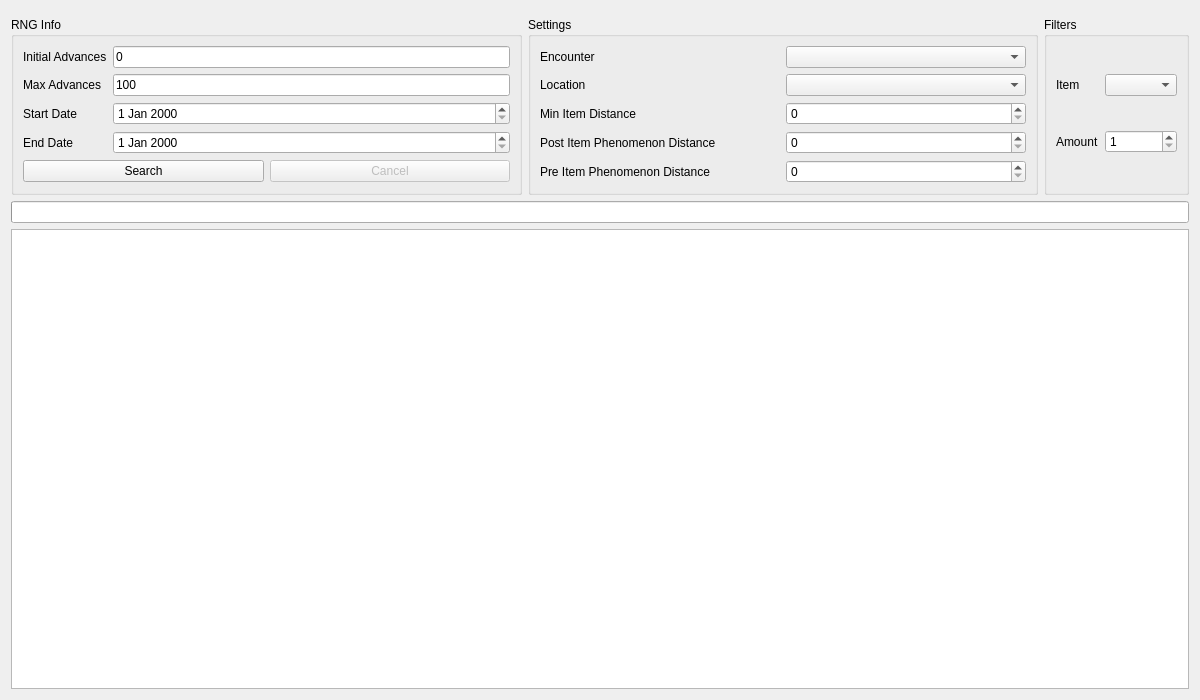
NickPlayeZ/PokeFinder, file Form/Gen5/Tools/PhenomenonItem.ui: the form before one commit.
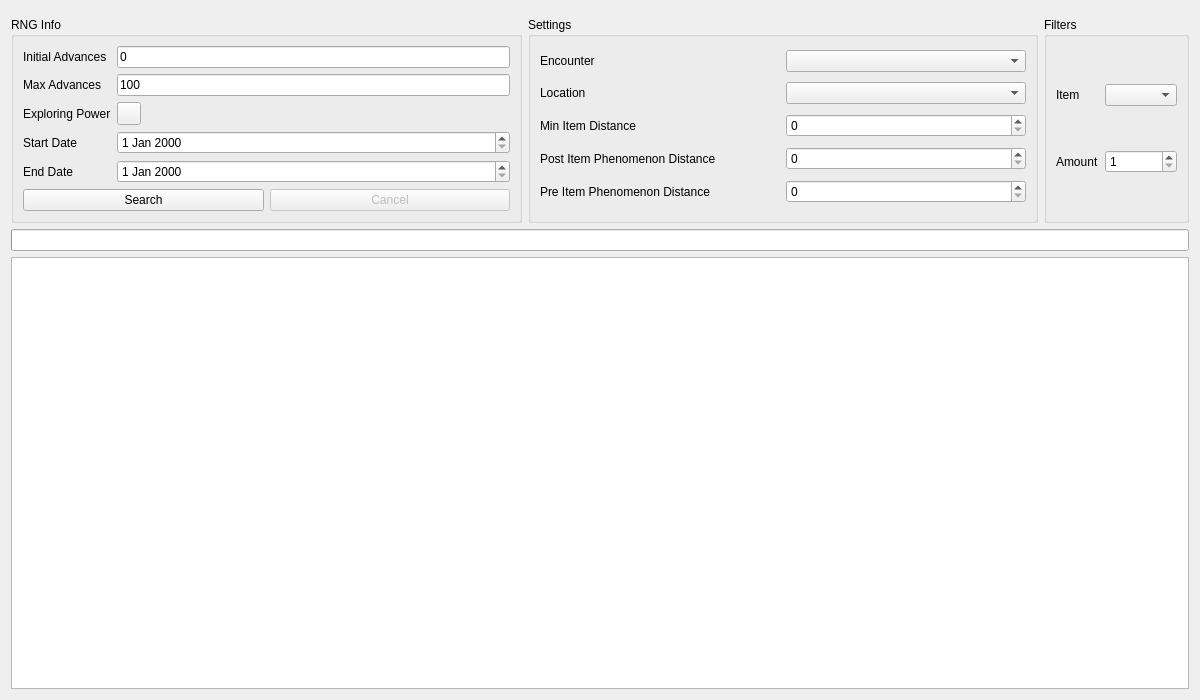
The form after the commit. Custom widgets are drawn as their Qt base class.

Commit message: further phenomenon improvements

Patch:
```diff
--- a/Form/Gen5/Tools/PhenomenonItem.ui
+++ b/Form/Gen5/Tools/PhenomenonItem.ui
@@ -21,11 +21,13 @@
         <item row="0" column="1"><widget class="TextBox" name="textBoxSearcherInitialAdvances"><property name="text"><string notr="true">0</string></property></widget></item>
         <item row="1" column="0"><widget class="QLabel" name="labelSearcherMaxAdvances"><property name="text"><string>Max Advances</string></property></widget></item>
         <item row="1" column="1"><widget class="TextBox" name="textBoxSearcherMaxAdvances"><property name="text"><string notr="true">100</string></property></widget></item>
-        <item row="2" column="0"><widget class="QLabel" name="labelSearcherStartDate"><property name="text"><string>Start Date</string></property></widget></item>
-        <item row="2" column="1"><widget class="DateEdit" name="dateEditSearcherStartDate"/></item>
-        <item row="3" column="0"><widget class="QLabel" name="labelSearcherEndDate"><property name="text"><string>End Date</string></property></widget></item>
-        <item row="3" column="1"><widget class="DateEdit" name="dateEditSearcherEndDate"/></item>
-        <item row="4" column="0" colspan="2">
+        <item row="2" column="0"><widget class="QLabel" name="labelSearcherExploringPower"><property name="text"><string>Exploring Power</string></property></widget></item>
+        <item row="2" column="1"><widget class="ComboMenu" name="comboBoxSearcherExploringPower"/></item>
+        <item row="3" column="0"><widget class="QLabel" name="labelSearcherStartDate"><property name="text"><string>Start Date</string></property></widget></item>
+        <item row="3" column="1"><widget class="DateEdit" name="dateEditSearcherStartDate"/></item>
+        <item row="4" column="0"><widget class="QLabel" name="labelSearcherEndDate"><property name="text"><string>End Date</string></property></widget></item>
+        <item row="4" column="1"><widget class="DateEdit" name="dateEditSearcherEndDate"/></item>
+        <item row="5" column="0" colspan="2">
          <layout class="QHBoxLayout" name="horizontalLayout">
           <item><widget class="QPushButton" name="pushButtonSearch"><property name="text"><string>Search</string></property></widget></item>
           <item><widget class="QPushButton" name="pushButtonCancel"><property name="enabled"><bool>false</bool></property><property name="text"><string>Cancel</string></property></widget></item>
@@ -77,6 +79,7 @@
   <customwidget><class>DateEdit</class><extends>QDateEdit</extends><header>Form/Controls/DateEdit.hpp</header></customwidget>
   <customwidget><class>ComboBox</class><extends>QComboBox</extends><header>Form/Controls/ComboBox.hpp</header></customwidget>
   <customwidget><class>ComboBoxProxy</class><extends>QComboBox</extends><header>Form/Controls/ComboBoxProxy.hpp</header></customwidget>
+  <customwidget><class>ComboMenu</class><extends>QToolButton</extends><header>Form/Controls/ComboMenu.hpp</header></customwidget>
   <customwidget><class>ProfileDisplay5</class><extends>QWidget</extends><header>Form/Gen5/Profile/ProfileDisplay5.hpp</header><container>1</container></customwidget>
  </customwidgets>
  <tabstops>
```
Left out of the diff: 5 changed lines with no effect on the pictures. The commit also changes 13 other files.
